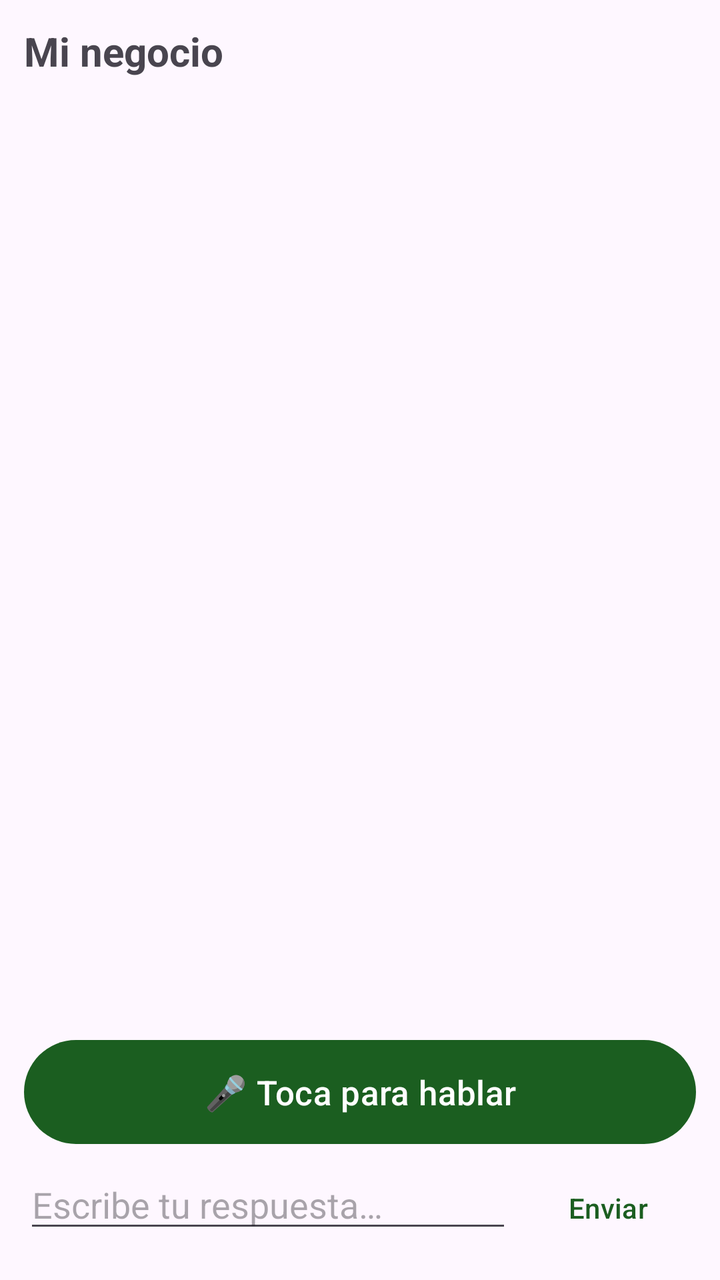
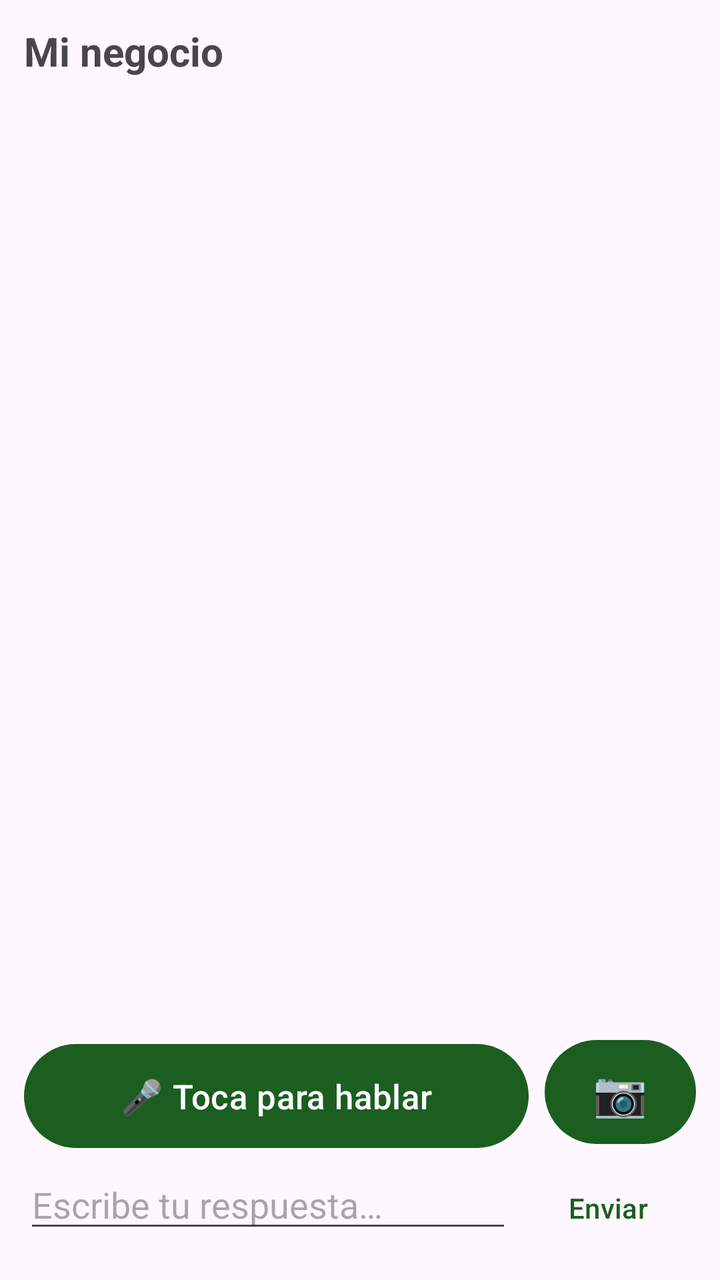

Two renders of the same Android screen: before a commit and after it. Below are the layout's source before the change and the commit's diff.
<!-- AndroidManifest.xml: application theme Theme.Agente -->
<!-- res/layout/activity_onboarding.xml -->
<?xml version="1.0" encoding="utf-8"?>
<FrameLayout xmlns:android="http://schemas.android.com/apk/res/android"
    android:layout_width="match_parent"
    android:layout_height="match_parent">

<LinearLayout
    android:layout_width="match_parent"
    android:layout_height="match_parent"
    android:orientation="vertical"
    android:padding="12dp">

    <TextView
        android:layout_width="wrap_content"
        android:layout_height="wrap_content"
        android:text="@string/onboarding_title"
        android:textSize="20sp"
        android:textStyle="bold"
        android:paddingBottom="8dp" />

    <ScrollView
        android:id="@+id/chat_scroll"
        android:layout_width="match_parent"
        android:layout_height="0dp"
        android:layout_weight="1">

        <TextView
            android:id="@+id/chat_log"
            android:layout_width="match_parent"
            android:layout_height="wrap_content"
            android:textSize="15sp"
            android:lineSpacingExtra="2dp" />
    </ScrollView>

    <com.google.android.material.button.MaterialButton
        android:id="@+id/chat_mic"
        android:layout_width="match_parent"
        android:layout_height="60dp"
        android:layout_marginTop="8dp"
        android:textSize="17sp"
        android:text="@string/voice_mic" />

    <LinearLayout
        android:layout_width="match_parent"
        android:layout_height="wrap_content"
        android:orientation="horizontal"
        android:paddingTop="4dp">

        <Button
            android:id="@+id/chat_replay"
            style="@style/Widget.Material3.Button.TextButton"
            android:layout_width="wrap_content"
            android:layout_height="wrap_content"
            android:minWidth="48dp"
            android:visibility="gone"
            android:text="@string/voice_replay" />

        <EditText
            android:id="@+id/chat_input"
            android:layout_width="0dp"
            android:layout_weight="1"
            android:layout_height="wrap_content"
            android:hint="@string/onboarding_input_hint"
            android:maxLines="4" />

        <Button
            android:id="@+id/chat_send"
            style="@style/Widget.Material3.Button.TextButton"
            android:layout_width="wrap_content"
            android:layout_height="wrap_content"
            android:layout_marginStart="4dp"
            android:text="@string/onboarding_send" />
    </LinearLayout>
</LinearLayout>

    
    <LinearLayout
        android:id="@+id/done_sheet"
        android:layout_width="match_parent"
        android:layout_height="wrap_content"
        android:layout_gravity="bottom"
        android:orientation="vertical"
        android:gravity="center_horizontal"
        android:background="@drawable/bg_done_sheet"
        android:paddingTop="28dp"
        android:paddingBottom="36dp"
        android:paddingHorizontal="24dp"
        android:elevation="12dp"
        android:visibility="gone"
        android:clickable="true"
        android:focusable="true">

        <TextView
            android:layout_width="wrap_content"
            android:layout_height="wrap_content"
            android:text="@string/done_title"
            android:textColor="#FFFFFF"
            android:textSize="28sp"
            android:textStyle="bold" />

        <TextView
            android:id="@+id/done_arrow"
            android:layout_width="wrap_content"
            android:layout_height="wrap_content"
            android:layout_marginTop="10dp"
            android:text="@string/done_arrow"
            android:textColor="#FFFFFF"
            android:textSize="46sp"
            android:includeFontPadding="false" />

        <TextView
            android:layout_width="wrap_content"
            android:layout_height="wrap_content"
            android:layout_marginTop="4dp"
            android:text="@string/done_cta"
            android:textColor="#FFFFFF"
            android:textSize="18sp" />
    </LinearLayout>
</FrameLayout>
<!-- resources referenced by this layout -->
<resources>
  <!-- drawable bg_done_sheet (drawable) -->
  <?xml version="1.0" encoding="utf-8"?>
  <shape xmlns:android="http://schemas.android.com/apk/res/android"
      android:shape="rectangle">
      <solid android:color="#1B5E20" />
      <corners
          android:topLeftRadius="28dp"
          android:topRightRadius="28dp" />
  </shape>
  <string name="done_arrow">⬇️</string>
  <string name="done_cta">Vamos a tu calendario</string>
  <string name="done_title">¡Todo listo! 🎉</string>
  <string name="onboarding_input_hint">Escribe tu respuesta…</string>
  <string name="onboarding_send">Enviar</string>
  <string name="onboarding_title">Mi negocio</string>
  <string name="voice_mic">🎤  Toca para hablar</string>
  <string name="voice_replay">🔊</string>
  <style name="Theme.Agente" parent="Theme.Material3.DayNight.NoActionBar">
          <item name="colorPrimary">#1B5E20</item>
          <item name="colorSecondary">#43A047</item>
      </style>
</resources>

<!-- the commit's change to res/layout/activity_onboarding.xml (unified diff, before → after) -->
@@ -31,13 +31,30 @@
             android:lineSpacingExtra="2dp" />
     </ScrollView>
 
-    <com.google.android.material.button.MaterialButton
-        android:id="@+id/chat_mic"
+    <LinearLayout
         android:layout_width="match_parent"
-        android:layout_height="60dp"
-        android:layout_marginTop="8dp"
-        android:textSize="17sp"
-        android:text="@string/voice_mic" />
+        android:layout_height="wrap_content"
+        android:orientation="horizontal"
+        android:layout_marginTop="8dp">
+
+        <com.google.android.material.button.MaterialButton
+            android:id="@+id/chat_mic"
+            android:layout_width="0dp"
+            android:layout_weight="1"
+            android:layout_height="60dp"
+            android:textSize="17sp"
+            android:text="@string/voice_mic" />
+
+        
+        <com.google.android.material.button.MaterialButton
+            android:id="@+id/chat_camera"
+            android:layout_width="wrap_content"
+            android:layout_height="60dp"
+            android:layout_marginStart="8dp"
+            android:minWidth="64dp"
+            android:textSize="22sp"
+            android:text="@string/catalog_photo_button" />
+    </LinearLayout>
 
     <LinearLayout
         android:layout_width="match_parent"
<!-- resource entries referenced after the edit -->
@@ -9,6 +9,7 @@
           android:topLeftRadius="28dp"
           android:topRightRadius="28dp" />
   </shape>
+  <string name="catalog_photo_button" translatable="false">📷</string>
   <string name="done_arrow">⬇️</string>
   <string name="done_cta">Vamos a tu calendario</string>
   <string name="done_title">¡Todo listo! 🎉</string>
